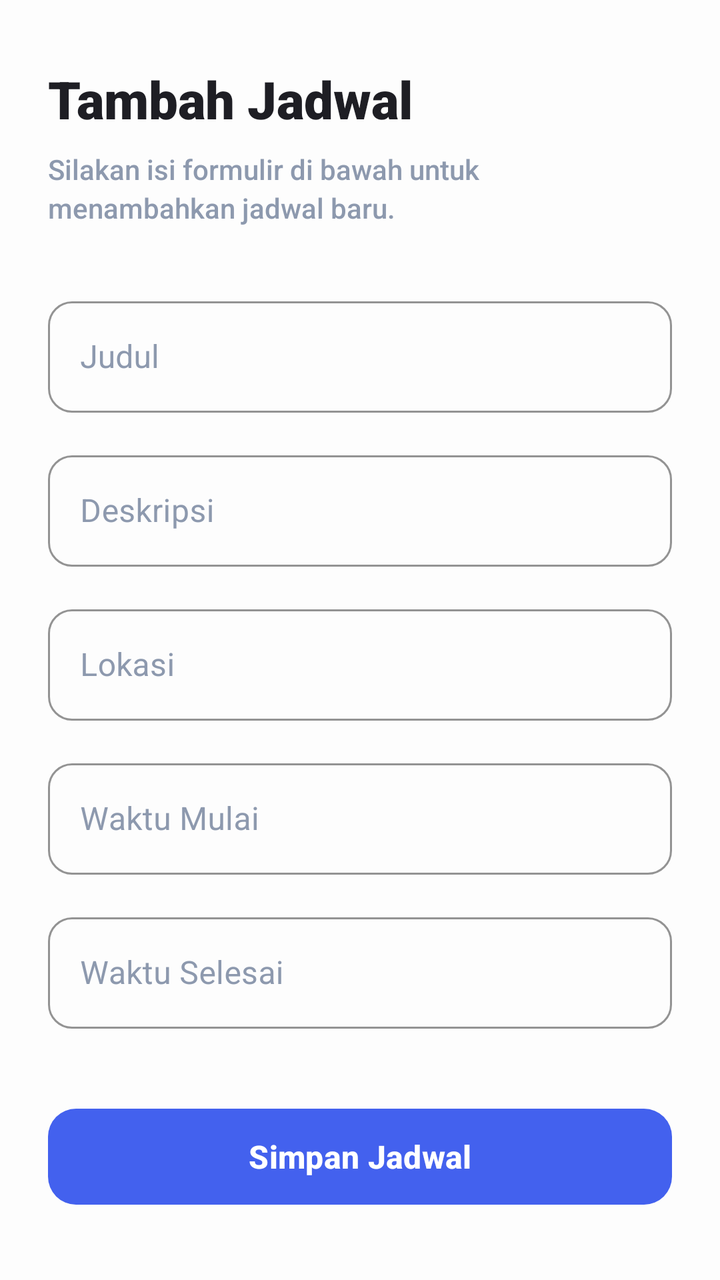
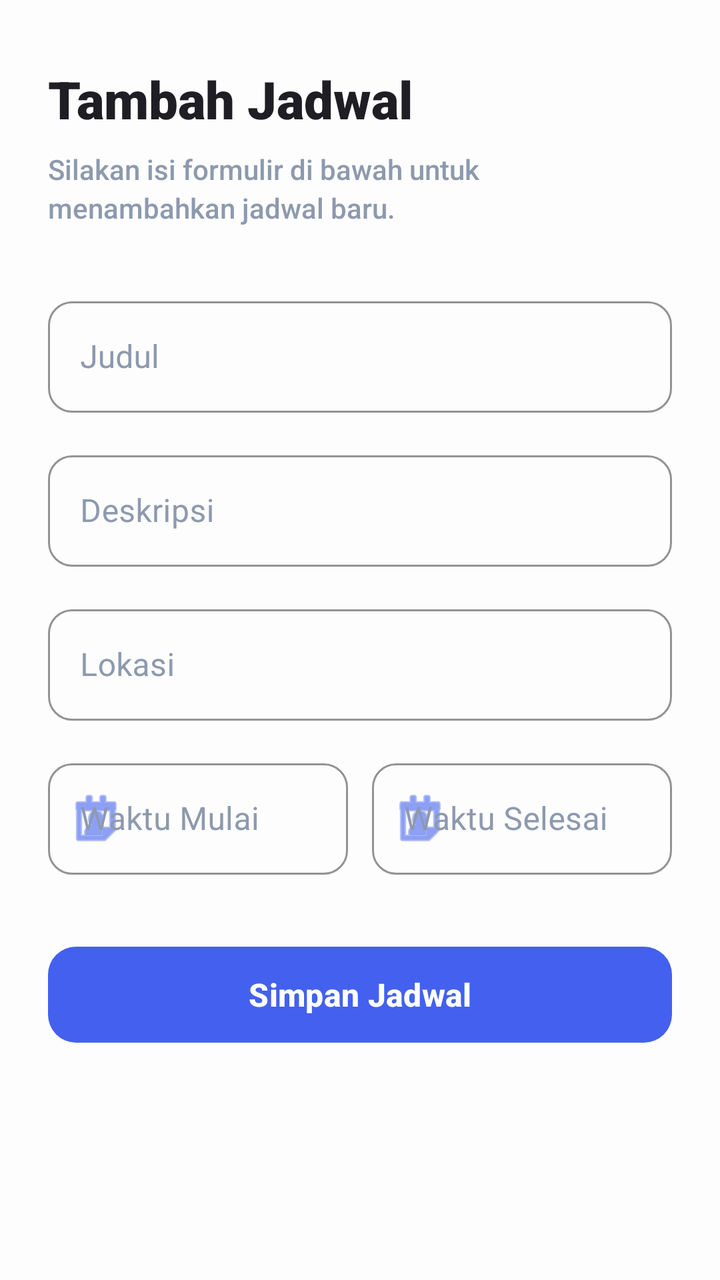

Before-and-after screenshots of an Android layout around one commit, followed by the original layout XML and the change that was made.
<!-- AndroidManifest.xml: application theme Theme.MyApplication -->
<!-- res/layout/fragment_add_schedule.xml -->
<?xml version="1.0" encoding="utf-8"?>
<androidx.constraintlayout.widget.ConstraintLayout
    xmlns:android="http://schemas.android.com/apk/res/android"
    xmlns:app="http://schemas.android.com/apk/res-auto"
    android:layout_width="match_parent"
    android:layout_height="match_parent"
    android:background="#FDFDFD" android:padding="24dp"> <TextView
    android:id="@+id/tvHeaderTitle"
    android:layout_width="0dp"
    android:layout_height="wrap_content"
    android:text="Tambah Jadwal"
    android:textColor="#1E1E24" android:textSize="26sp"
    android:fontFamily="sans-serif-black"
    android:textStyle="bold"
    android:layout_marginTop="8dp"
    app:layout_constraintTop_toTopOf="parent"
    app:layout_constraintStart_toStartOf="parent"
    app:layout_constraintEnd_toEndOf="parent" />

    <TextView
        android:id="@+id/tvHeaderSubtitle"
        android:layout_width="0dp"
        android:layout_height="wrap_content"
        android:text="Silakan isi formulir di bawah untuk menambahkan jadwal baru."
        android:textColor="#8D99AE" android:textSize="14sp"
        android:fontFamily="sans-serif-medium"
        android:lineSpacingExtra="3dp"
        android:layout_marginTop="8dp"
        app:layout_constraintTop_toBottomOf="@id/tvHeaderTitle"
        app:layout_constraintStart_toStartOf="parent"
        app:layout_constraintEnd_toEndOf="parent" />

    <com.google.android.material.textfield.TextInputLayout
        android:id="@+id/tilTitle"
        style="@style/Widget.MaterialComponents.TextInputLayout.OutlinedBox" android:layout_width="0dp"
        android:layout_height="wrap_content"
        android:layout_marginTop="32dp"
        android:hint="Judul"
        android:textColorHint="#8D99AE"
        app:hintTextColor="#4361EE" app:boxStrokeColor="#4361EE"
        app:boxCornerRadiusTopStart="12dp"
        app:boxCornerRadiusTopEnd="12dp"
        app:boxCornerRadiusBottomStart="12dp"
        app:boxCornerRadiusBottomEnd="12dp"
        app:layout_constraintTop_toBottomOf="@id/tvHeaderSubtitle"
        app:layout_constraintStart_toStartOf="parent"
        app:layout_constraintEnd_toEndOf="parent">

        <com.google.android.material.textfield.TextInputEditText
            android:id="@+id/etTitle"
            android:layout_width="match_parent"
            android:layout_height="wrap_content"
            android:textColor="#1E1E24"
            android:fontFamily="sans-serif"
            android:inputType="text" />
    </com.google.android.material.textfield.TextInputLayout>

    <com.google.android.material.textfield.TextInputLayout
        android:id="@+id/tilDescription"
        style="@style/Widget.MaterialComponents.TextInputLayout.OutlinedBox"
        android:layout_width="0dp"
        android:layout_height="wrap_content"
        android:layout_marginTop="16dp"
        android:hint="Deskripsi"
        android:textColorHint="#8D99AE"
        app:hintTextColor="#4361EE"
        app:boxStrokeColor="#4361EE"
        app:boxCornerRadiusTopStart="12dp"
        app:boxCornerRadiusTopEnd="12dp"
        app:boxCornerRadiusBottomStart="12dp"
        app:boxCornerRadiusBottomEnd="12dp"
        app:layout_constraintTop_toBottomOf="@id/tilTitle"
        app:layout_constraintStart_toStartOf="parent"
        app:layout_constraintEnd_toEndOf="parent">

        <com.google.android.material.textfield.TextInputEditText
            android:id="@+id/etDescription"
            android:layout_width="match_parent"
            android:layout_height="wrap_content"
            android:textColor="#1E1E24"
            android:fontFamily="sans-serif"
            android:inputType="textLongMessage" />
    </com.google.android.material.textfield.TextInputLayout>

    <com.google.android.material.textfield.TextInputLayout
        android:id="@+id/tilLocation"
        style="@style/Widget.MaterialComponents.TextInputLayout.OutlinedBox"
        android:layout_width="0dp"
        android:layout_height="wrap_content"
        android:layout_marginTop="16dp"
        android:hint="Lokasi"
        android:textColorHint="#8D99AE"
        app:hintTextColor="#4361EE"
        app:boxStrokeColor="#4361EE"
        app:boxCornerRadiusTopStart="12dp"
        app:boxCornerRadiusTopEnd="12dp"
        app:boxCornerRadiusBottomStart="12dp"
        app:boxCornerRadiusBottomEnd="12dp"
        app:layout_constraintTop_toBottomOf="@id/tilDescription"
        app:layout_constraintStart_toStartOf="parent"
        app:layout_constraintEnd_toEndOf="parent">

        <com.google.android.material.textfield.TextInputEditText
            android:id="@+id/etLocation"
            android:layout_width="match_parent"
            android:layout_height="wrap_content"
            android:textColor="#1E1E24"
            android:fontFamily="sans-serif"
            android:inputType="text" />
    </com.google.android.material.textfield.TextInputLayout>

    <com.google.android.material.textfield.TextInputLayout
        android:id="@+id/tilStartTime"
        style="@style/Widget.MaterialComponents.TextInputLayout.OutlinedBox"
        android:layout_width="0dp"
        android:layout_height="wrap_content"
        android:layout_marginTop="16dp"
        android:hint="Waktu Mulai"
        android:textColorHint="#8D99AE"
        app:boxCornerRadiusBottomEnd="12dp"
        app:boxCornerRadiusBottomStart="12dp"
        app:boxCornerRadiusTopEnd="12dp"
        app:boxCornerRadiusTopStart="12dp"
        app:boxStrokeColor="#4361EE"
        app:hintTextColor="#4361EE"
        app:layout_constraintEnd_toEndOf="parent"
        app:layout_constraintStart_toStartOf="parent"
        app:layout_constraintTop_toBottomOf="@id/tilLocation"
        app:startIconTint="#4361EE">

        <com.google.android.material.textfield.TextInputEditText
            android:id="@+id/etStartTime"
            android:layout_width="match_parent"
            android:layout_height="wrap_content"
            android:clickable="true"
            android:focusable="false"
            android:fontFamily="sans-serif"
            android:inputType="none"
            android:textColor="#1E1E24" />
    </com.google.android.material.textfield.TextInputLayout>

    <com.google.android.material.textfield.TextInputLayout
        android:id="@+id/tilEndTime"
        style="@style/Widget.MaterialComponents.TextInputLayout.OutlinedBox"
        android:layout_width="0dp"
        android:layout_height="wrap_content"
        android:layout_marginTop="16dp"
        android:hint="Waktu Selesai"
        android:textColorHint="#8D99AE"
        app:boxCornerRadiusBottomEnd="12dp"
        app:boxCornerRadiusBottomStart="12dp"
        app:boxCornerRadiusTopEnd="12dp"
        app:boxCornerRadiusTopStart="12dp"
        app:boxStrokeColor="#4361EE"
        app:hintTextColor="#4361EE"
        app:layout_constraintEnd_toEndOf="parent"
        app:layout_constraintStart_toStartOf="parent"
        app:layout_constraintTop_toBottomOf="@id/tilStartTime"
        app:startIconTint="#4361EE">

        <com.google.android.material.textfield.TextInputEditText
            android:id="@+id/etEndTime"
            android:layout_width="match_parent"
            android:layout_height="wrap_content"
            android:clickable="true"
            android:focusable="false"
            android:fontFamily="sans-serif"
            android:inputType="none"
            android:textColor="#1E1E24" />
    </com.google.android.material.textfield.TextInputLayout>

    <com.google.android.material.button.MaterialButton
        android:id="@+id/btnSave"
        android:layout_width="0dp"
        android:layout_height="56dp" android:layout_marginTop="36dp"
        android:text="Simpan Jadwal"
        android:textColor="#FFFFFF"
        android:textSize="16sp"
        android:fontFamily="sans-serif-medium"
        android:textStyle="bold"
        android:stateListAnimator="@null" app:backgroundTint="#4361EE" app:cornerRadius="14dp" app:layout_constraintTop_toBottomOf="@id/tilEndTime"
        app:layout_constraintStart_toStartOf="parent"
        app:layout_constraintEnd_toEndOf="parent" />

</androidx.constraintlayout.widget.ConstraintLayout>
<!-- resources referenced by this layout -->
<resources>
  <style name="Theme.MyApplication" parent="Base.Theme.MyApplication" />
  <style name="Base.Theme.MyApplication" parent="Theme.Material3.DayNight.NoActionBar">
          
          
      </style>
</resources>

<!-- the commit's change to res/layout/fragment_add_schedule.xml (unified diff, before → after) -->
@@ -4,25 +4,30 @@
     xmlns:app="http://schemas.android.com/apk/res-auto"
     android:layout_width="match_parent"
     android:layout_height="match_parent"
-    android:background="#FDFDFD" android:padding="24dp"> <TextView
-    android:id="@+id/tvHeaderTitle"
-    android:layout_width="0dp"
-    android:layout_height="wrap_content"
-    android:text="Tambah Jadwal"
-    android:textColor="#1E1E24" android:textSize="26sp"
-    android:fontFamily="sans-serif-black"
-    android:textStyle="bold"
-    android:layout_marginTop="8dp"
-    app:layout_constraintTop_toTopOf="parent"
-    app:layout_constraintStart_toStartOf="parent"
-    app:layout_constraintEnd_toEndOf="parent" />
+    android:background="#FDFDFD"
+    android:padding="24dp">
+
+    <TextView
+        android:id="@+id/tvHeaderTitle"
+        android:layout_width="0dp"
+        android:layout_height="wrap_content"
+        android:text="Tambah Jadwal"
+        android:textColor="#1E1E24"
+        android:textSize="26sp"
+        android:fontFamily="sans-serif-black"
+        android:textStyle="bold"
+        android:layout_marginTop="8dp"
+        app:layout_constraintTop_toTopOf="parent"
+        app:layout_constraintStart_toStartOf="parent"
+        app:layout_constraintEnd_toEndOf="parent" />
 
     <TextView
         android:id="@+id/tvHeaderSubtitle"
         android:layout_width="0dp"
         android:layout_height="wrap_content"
         android:text="Silakan isi formulir di bawah untuk menambahkan jadwal baru."
-        android:textColor="#8D99AE" android:textSize="14sp"
+        android:textColor="#8D99AE"
+        android:textSize="14sp"
         android:fontFamily="sans-serif-medium"
         android:lineSpacingExtra="3dp"
         android:layout_marginTop="8dp"
@@ -32,12 +37,14 @@
 
     <com.google.android.material.textfield.TextInputLayout
         android:id="@+id/tilTitle"
-        style="@style/Widget.MaterialComponents.TextInputLayout.OutlinedBox" android:layout_width="0dp"
+        style="@style/Widget.MaterialComponents.TextInputLayout.OutlinedBox"
+        android:layout_width="0dp"
         android:layout_height="wrap_content"
         android:layout_marginTop="32dp"
         android:hint="Judul"
         android:textColorHint="#8D99AE"
-        app:hintTextColor="#4361EE" app:boxStrokeColor="#4361EE"
+        app:hintTextColor="#4361EE"
+        app:boxStrokeColor="#4361EE"
         app:boxCornerRadiusTopStart="12dp"
         app:boxCornerRadiusTopEnd="12dp"
         app:boxCornerRadiusBottomStart="12dp"
@@ -109,26 +116,34 @@
             android:inputType="text" />
     </com.google.android.material.textfield.TextInputLayout>
 
-    <com.google.android.material.textfield.TextInputLayout
-        android:id="@+id/tilStartTime"
-        style="@style/Widget.MaterialComponents.TextInputLayout.OutlinedBox"
+    <LinearLayout
+        android:id="@+id/layoutTimeContainer"
         android:layout_width="0dp"
         android:layout_height="wrap_content"
         android:layout_marginTop="16dp"
-        android:hint="Waktu Mulai"
-        android:textColorHint="#8D99AE"
-        app:boxCornerRadiusBottomEnd="12dp"
-        app:boxCornerRadiusBottomStart="12dp"
-        app:boxCornerRadiusTopEnd="12dp"
-        app:boxCornerRadiusTopStart="12dp"
-        app:boxStrokeColor="#4361EE"
-        app:hintTextColor="#4361EE"
-        app:layout_constraintEnd_toEndOf="parent"
-        app:layout_constraintStart_toStartOf="parent"
+        android:orientation="horizontal"
+        android:baselineAligned="false"
         app:layout_constraintTop_toBottomOf="@id/tilLocation"
-        app:startIconTint="#4361EE">
-
-        <com.google.android.material.textfield.TextInputEditText
+        app:layout_constraintStart_toStartOf="parent"
+        app:layout_constraintEnd_toEndOf="parent">
+
+        <com.google.android.material.textfield.TextInputLayout
+            android:id="@+id/tilStartTime"
+            style="@style/Widget.MaterialComponents.TextInputLayout.OutlinedBox"
+            android:layout_width="0dp"
+            android:layout_height="wrap_content"
+            android:layout_weight="1"
+            android:layout_marginEnd="6dp"
+            android:hint="Waktu Mulai"
+            android:textColorHint="#8D99AE"
+            app:boxCornerRadiusBottomEnd="12dp"
+            app:boxCornerRadiusBottomStart="12dp"
+            app:boxCornerRadiusTopEnd="12dp"
+            app:boxCornerRadiusTopStart="12dp"
+            app:boxStrokeColor="#4361EE"
+            app:hintTextColor="#4361EE"
+            app:startIconTint="#4361EE"
+            app:startIconDrawable="@android:drawable/ic_menu_my_calendar"> <com.google.android.material.textfield.TextInputEditText
             android:id="@+id/etStartTime"
             android:layout_width="match_parent"
             android:layout_height="wrap_content"
@@ -137,28 +152,25 @@
             android:fontFamily="sans-serif"
             android:inputType="none"
             android:textColor="#1E1E24" />
-    </com.google.android.material.textfield.TextInputLayout>
-
-    <com.google.android.material.textfield.TextInputLayout
-        android:id="@+id/tilEndTime"
-        style="@style/Widget.MaterialComponents.TextInputLayout.OutlinedBox"
-        android:layout_width="0dp"
-        android:layout_height="wrap_content"
-        android:layout_marginTop="16dp"
-        android:hint="Waktu Selesai"
-        android:textColorHint="#8D99AE"
-        app:boxCornerRadiusBottomEnd="12dp"
-        app:boxCornerRadiusBottomStart="12dp"
-        app:boxCornerRadiusTopEnd="12dp"
-        app:boxCornerRadiusTopStart="12dp"
-        app:boxStrokeColor="#4361EE"
-        app:hintTextColor="#4361EE"
-        app:layout_constraintEnd_toEndOf="parent"
-        app:layout_constraintStart_toStartOf="parent"
-        app:layout_constraintTop_toBottomOf="@id/tilStartTime"
-        app:startIconTint="#4361EE">
-
-        <com.google.android.material.textfield.TextInputEditText
+        </com.google.android.material.textfield.TextInputLayout>
+
+        <com.google.android.material.textfield.TextInputLayout
+            android:id="@+id/tilEndTime"
+            style="@style/Widget.MaterialComponents.TextInputLayout.OutlinedBox"
+            android:layout_width="0dp"
+            android:layout_height="wrap_content"
+            android:layout_weight="1"
+            android:layout_marginStart="6dp"
+            android:hint="Waktu Selesai"
+            android:textColorHint="#8D99AE"
+            app:boxCornerRadiusBottomEnd="12dp"
+            app:boxCornerRadiusBottomStart="12dp"
+            app:boxCornerRadiusTopEnd="12dp"
+            app:boxCornerRadiusTopStart="12dp"
+            app:boxStrokeColor="#4361EE"
+            app:hintTextColor="#4361EE"
+            app:startIconTint="#4361EE"
+            app:startIconDrawable="@android:drawable/ic_menu_my_calendar"> <com.google.android.material.textfield.TextInputEditText
             android:id="@+id/etEndTime"
             android:layout_width="match_parent"
             android:layout_height="wrap_content"
@@ -167,19 +179,23 @@
             android:fontFamily="sans-serif"
             android:inputType="none"
             android:textColor="#1E1E24" />
-    </com.google.android.material.textfield.TextInputLayout>
+        </com.google.android.material.textfield.TextInputLayout>
+    </LinearLayout>
 
     <com.google.android.material.button.MaterialButton
         android:id="@+id/btnSave"
         android:layout_width="0dp"
-        android:layout_height="56dp" android:layout_marginTop="36dp"
+        android:layout_height="56dp"
+        android:layout_marginTop="32dp"
         android:text="Simpan Jadwal"
         android:textColor="#FFFFFF"
         android:textSize="16sp"
         android:fontFamily="sans-serif-medium"
         android:textStyle="bold"
-        android:stateListAnimator="@null" app:backgroundTint="#4361EE" app:cornerRadius="14dp" app:layout_constraintTop_toBottomOf="@id/tilEndTime"
-        app:layout_constraintStart_toStartOf="parent"
+        android:stateListAnimator="@null"
+        app:backgroundTint="#4361EE"
+        app:cornerRadius="14dp"
+        app:layout_constraintTop_toBottomOf="@id/layoutTimeContainer" app:layout_constraintStart_toStartOf="parent"
         app:layout_constraintEnd_toEndOf="parent" />
 
 </androidx.constraintlayout.widget.ConstraintLayout>
